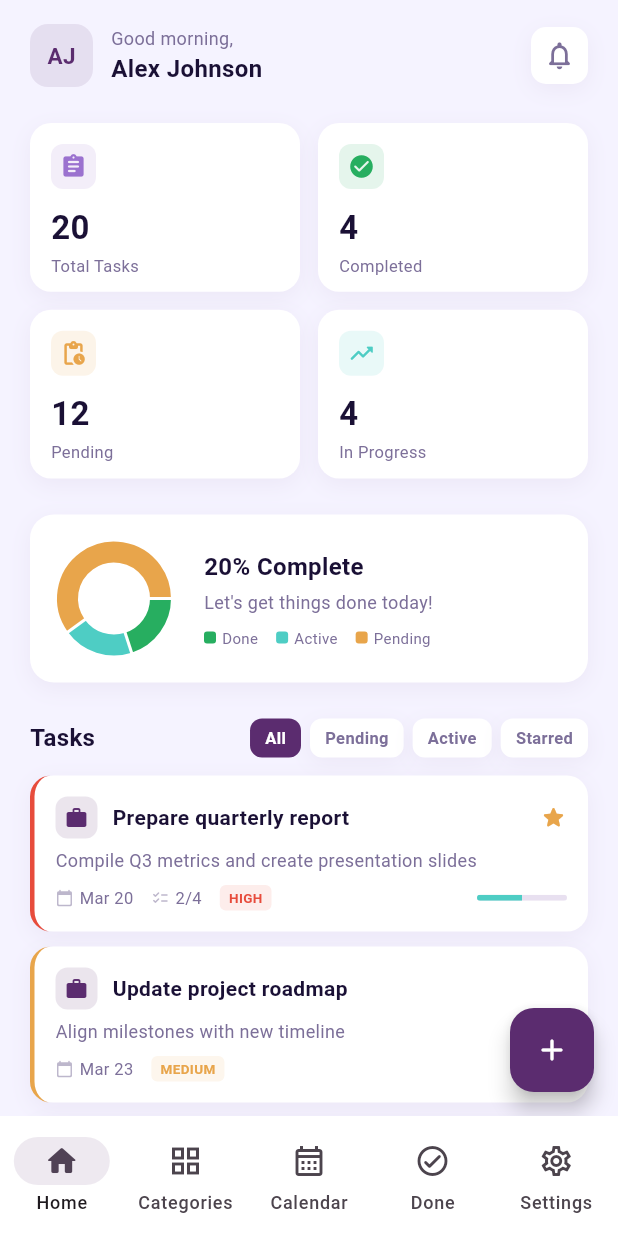
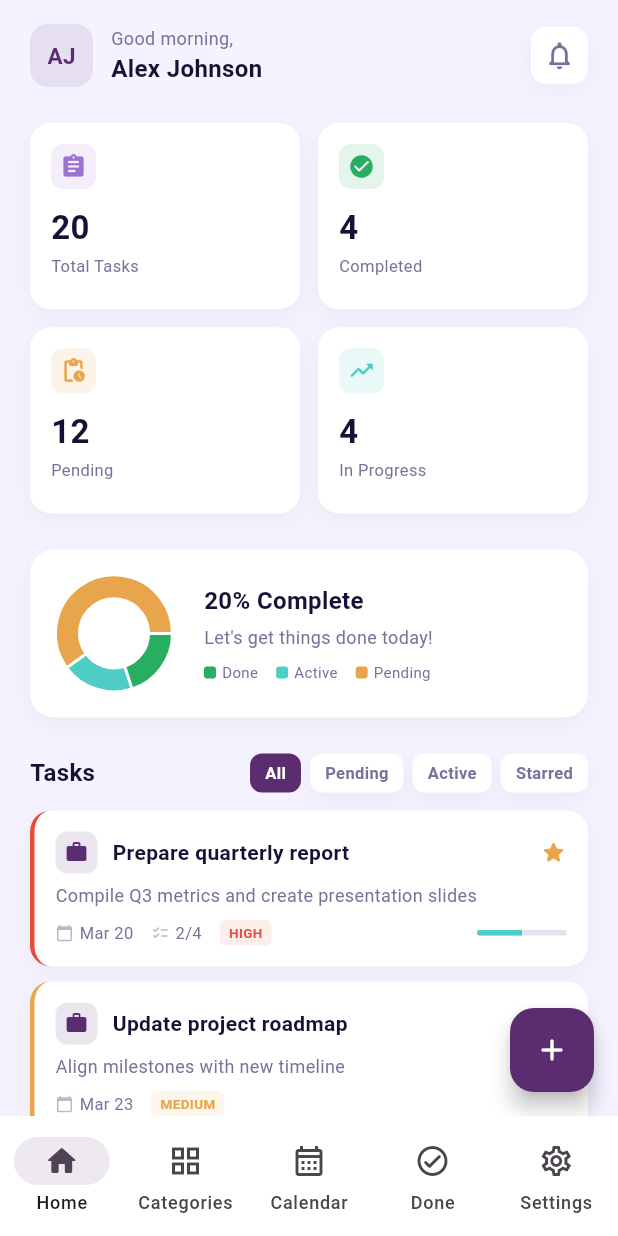
Before and after one commit to sh3ki/tasknest, a Flutter app: the screen it shows after launch, on a phone screen of 412 x 824 dp. Run offline on Flutter 3.47's test engine with Material 3 defaults, Android fonts, the phone set to English and light mode, and no system bars; drawn by our look-alikes of fl_chart; network calls fail.

Commit message:
Update lib/screens/dashboard_screen.dart

```diff
--- a/lib/screens/dashboard_screen.dart
+++ b/lib/screens/dashboard_screen.dart
@@ -3,6 +3,7 @@ import 'package:fl_chart/fl_chart.dart';
 import '../data/task_data.dart';
 import '../models/task_model.dart';
 import '../theme/app_theme.dart';
+import '../utils/profile_avatar_provider.dart';
 import '../widgets/task_card.dart';
 import '../widgets/stat_card.dart';
 import 'add_task_screen.dart';
@@ -51,14 +52,21 @@ class _DashboardScreenState extends State<DashboardScreen> {
               // Header
               Row(
                 children: [
-                  Container(
-                    width: 42,
-                    height: 42,
-                    decoration: BoxDecoration(
-                      color: AppTheme.primary.withOpacity(0.1),
-                      borderRadius: BorderRadius.circular(12),
+                  ClipRRect(
+                    borderRadius: BorderRadius.circular(12),
+                    child: Image.network(
+                      ProfileAvatarProvider.imageUrl,
+                      width: 42,
+                      height: 42,
+                      fit: BoxFit.cover,
+                      errorBuilder: (_, __, ___) => Container(
+                        width: 42,
+                        height: 42,
+                        color: AppTheme.primary.withOpacity(0.1),
+                        alignment: Alignment.center,
+                        child: const Text('AJ', style: TextStyle(color: AppTheme.primary, fontSize: 15, fontWeight: FontWeight.w700)),
+                      ),
                     ),
-                    child: const Center(child: Text('AJ', style: TextStyle(color: AppTheme.primary, fontSize: 15, fontWeight: FontWeight.w700))),
                   ),
                   const SizedBox(width: 12),
                   Column(
@@ -85,7 +93,7 @@ class _DashboardScreenState extends State<DashboardScreen> {
                 physics: const NeverScrollableScrollPhysics(),
                 mainAxisSpacing: 12,
                 crossAxisSpacing: 12,
-                childAspectRatio: 1.6,
+                childAspectRatio: 1.45,
                 children: [
                   StatCard(icon: Icons.assignment_rounded, label: 'Total Tasks', value: '$_totalTasks', color: AppTheme.secondary),
                   StatCard(icon: Icons.check_circle_rounded, label: 'Completed', value: '$_completedCount', color: AppTheme.success),
```
